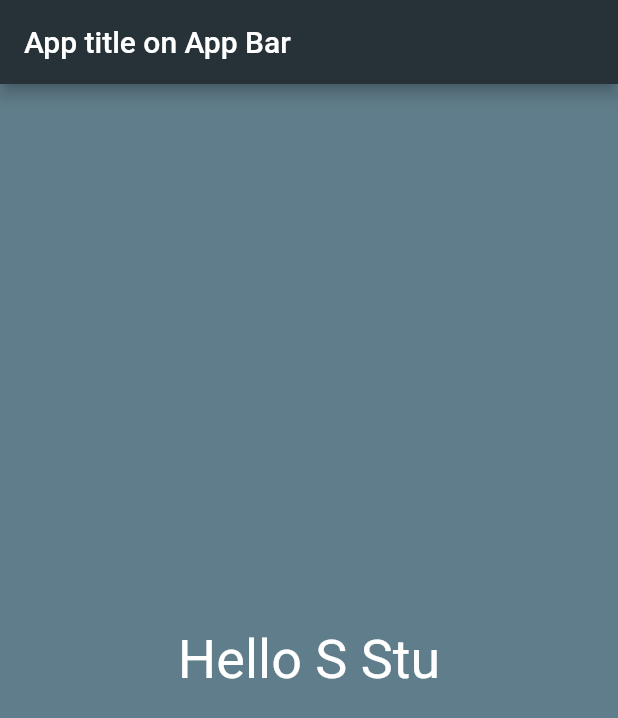
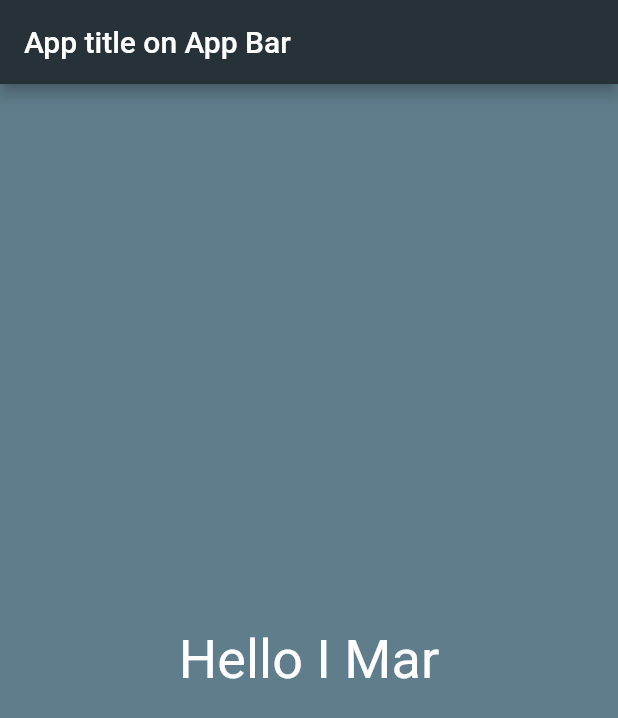
Before and after one commit to Zoe-myr/hello_name, a Flutter app: the screen it shows after launch, on a phone screen of 412 x 824 dp. Shown: the top 718 px of the screen. Run offline on Flutter 3.47's test engine with Material 2 defaults, Android fonts, the phone set to English and light mode, and no system bars.

Commit message:
Initial commit

```diff
--- a/lib/screens/home_page.dart
+++ b/lib/screens/home_page.dart
@@ -11,7 +11,7 @@ class HomePage extends StatelessWidget {
       ),
       body: Center(
         child: Text(
-         "Hello S Stu",
+         "Hello I Mar",
           style: TextStyle(color: Colors.white, fontSize: 36.0),
         ),
       ),
```
Also changed, not shown: pubspec.lock.
